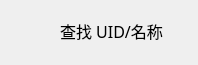
CNGoSeI/IMClient, file Resource/Skin/AddUserItem.ui: the form before one commit.
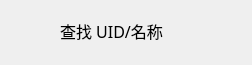
The form after the commit. Icons and pictures are not drawn.

Patch:
```diff
--- a/Resource/Skin/AddUserItem.ui
+++ b/Resource/Skin/AddUserItem.ui
@@ -6,7 +6,7 @@
    <rect>
     <x>0</x>
     <y>0</y>
-    <width>198</width>
+    <width>252</width>
     <height>65</height>
    </rect>
   </property>
```
